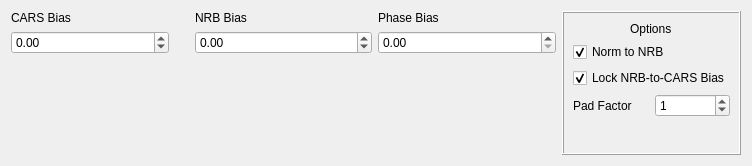
Qt form crikit/ui/qt5/ui_PlotEffect_KK.ui (CCampJr/CRIkit2) before a commit.
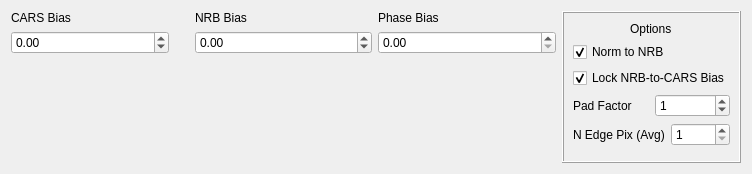
The same form after that commit.

Commit message: Added n_edge to KK UI and dialog

```diff
--- a/crikit/ui/qt5/ui_PlotEffect_KK.ui
+++ b/crikit/ui/qt5/ui_PlotEffect_KK.ui
@@ -7,7 +7,7 @@
     <x>0</x>
     <y>0</y>
     <width>752</width>
-    <height>166</height>
+    <height>174</height>
    </rect>
   </property>
   <property name="windowTitle">
@@ -187,6 +187,30 @@
         </item>
        </layout>
       </item>
+      <item>
+       <layout class="QHBoxLayout" name="horizontalLayout_3">
+        <property name="topMargin">
+         <number>0</number>
+        </property>
+        <item>
+         <widget class="QLabel" name="label_2">
+          <property name="text">
+           <string>N Edge Pix (Avg)</string>
+          </property>
+         </widget>
+        </item>
+        <item>
+         <widget class="QSpinBox" name="spinBoxEdge">
+          <property name="minimum">
+           <number>1</number>
+          </property>
+          <property name="maximum">
+           <number>800</number>
+          </property>
+         </widget>
+        </item>
+       </layout>
+      </item>
       <item>
        <spacer name="verticalSpacer_4">
         <property name="orientation">
```
The commit also changes 8 other files.
